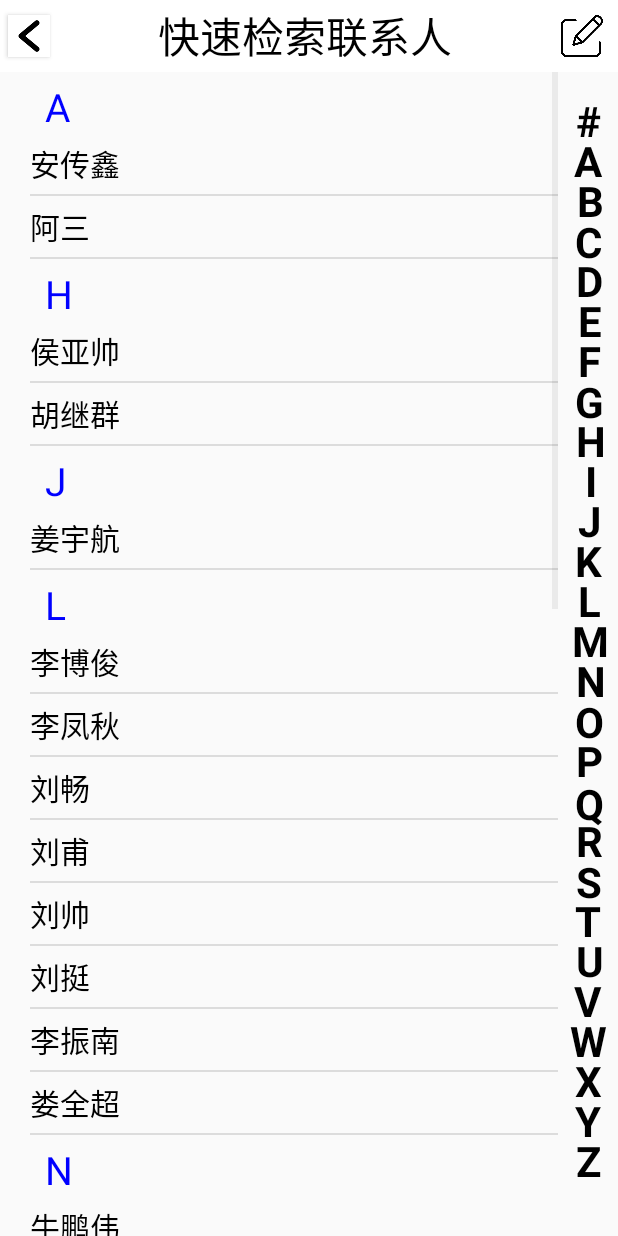
After one commit to SmileAlfred/CustomView, an Android app: the QuickIndexItem screen opened directly, with no data from a screen before it, on a phone screen of 412 x 824 dp. The commit adds this screen. Run offline under Robolectric (Android 15) with nearby library versions, the phone set to English and light mode, and no system bars.

Commit message:
完成自定义 快速索引联系人

```diff
--- a/app/src/main/AndroidManifest.xml
+++ b/app/src/main/AndroidManifest.xml
@@ -16,13 +16,13 @@
                 <category android:name="android.intent.category.LAUNCHER" />
             </intent-filter>
         </activity>
-
         <activity android:name=".YoukuMenu" />
         <activity android:name=".AdvanceItem" />
         <activity android:name=".PopupWindowsItem" />
         <activity android:name=".AutoAttributeItem" />
         <activity android:name=".MyToggleButtonItem" />
         <activity android:name=".MyViewPagerItem" />
+        <activity android:name=".QuickIndexItem"></activity>
     </application>
 
 </manifest>
--- /dev/null
+++ b/app/src/main/java/com/example/customview/IndexView.java
@@ -0,0 +1,168 @@
+package com.example.customview;
+
+import android.content.Context;
+import android.graphics.Canvas;
+import android.graphics.Color;
+import android.graphics.Paint;
+import android.graphics.Rect;
+import android.graphics.Typeface;
+import android.util.AttributeSet;
+import android.view.MotionEvent;
+import android.view.View;
+
+import androidx.annotation.Nullable;
+
+/**
+ * @author LiuSaiSai
+ * @description: 自定义 联系人快速索引 右边栏 快速索引 View
+ * 绘制快速索引的字母步骤：
+ * 1.把26个字母放入数组
+ * 2.在onMeasure计算每条的高itemHeight和宽itemWidth,
+ * 3.在onDraw和wordWidth,wordHeight,wordX,wordY
+ * @date :2020/03/04 11:05
+ */
+public class IndexView extends View {
+
+    /**
+     * 每条 Item 的宽和高
+     */
+    private int itemWidth;
+    private int itemHeight;
+
+    private Paint mPaint;
+
+    private String[] words = {"#", "A", "B", "C", "D", "E", "F", "G", "H", "I",
+            "J", "K", "L", "M", "N", "O", "P", "Q", "R", "S", "T", "U", "V",
+            "W", "X", "Y", "Z"};
+
+    public IndexView(Context context, @Nullable AttributeSet attrs) {
+        super(context, attrs);
+        mPaint = new Paint();
+        mPaint.setColor(Color.BLACK);   //设置颜色
+        mPaint.setAntiAlias(true);      //抗锯齿
+        mPaint.setTypeface(Typeface.DEFAULT_BOLD);  //设置粗体
+        mPaint.setTextSize(42);                     //设置字体大小
+    }
+
+    /**
+     * 测量方法
+     *
+     * @param widthMeasureSpec
+     * @param heightMeasureSpec
+     */
+    @Override
+    protected void onMeasure(int widthMeasureSpec, int heightMeasureSpec) {
+        super.onMeasure(widthMeasureSpec, heightMeasureSpec);
+        itemWidth = getMeasuredWidth();
+        itemHeight = getMeasuredHeight() / words.length;
+    }
+
+    @Override
+    protected void onDraw(Canvas canvas) {
+        super.onDraw(canvas);
+        for (int i = 0; i < words.length; i++) {
+            /**
+             * 当选中某一位置，.onTouchEvent()中，强制绘制本方法；
+             * 当恰好 绘制的 i == touchIndex 时，将其画笔设置为 红色；否则默认还黑色
+             */
+            if (i == touchIndex) {
+                mPaint.setColor(Color.RED);
+            } else {
+                mPaint.setColor(Color.BLACK);
+            }
+            /**
+             * 计算每一个 文字的 大小，以及坐标
+             */
+            String word = words[i];
+
+            /**
+             * 定义一个新矩形，用以 框住 字母，以便计算字母的大小及坐标
+             */
+            Rect rect = new Rect();
+            /**
+             * 画笔：0，1 表示只取一个字母
+             */
+            mPaint.getTextBounds(word, 0, 1, rect);
+            /**
+             * 以矩形 的尺寸 得到字母的 宽高
+             */
+            int wordWidth = rect.width();
+            int wordHeight = rect.height();
+            /**
+             * 计算 得到字母的 坐标 >>> 该座标 是以  举行的 <左下角> 计算的！！
+             */
+            float wordX = itemWidth / 2 - wordWidth / 2;
+            float wordY = itemHeight / 2 + wordHeight / 2 + i * itemHeight;
+
+            canvas.drawText(word, wordX, wordY, mPaint);
+        }
+    }
+
+    /**
+     * 字母的下标位置
+     */
+    private int touchIndex = -1;
+
+    /**
+     * 手指按下文字变色
+     * 1.重写onTouchEvent(),返回true,在down/move的过程中计算
+     * int touchIndex = Y / itemHeight; 强制绘制
+     * <p>
+     * 2.在onDraw()方法对于的下标设置画笔变色
+     * <p>
+     * 3.在up的时候
+     * touchIndex  = -1；
+     * 强制绘制
+     */
+    @Override
+    public boolean onTouchEvent(MotionEvent event) {
+        super.onTouchEvent(event);
+        switch (event.getAction()) {
+            case MotionEvent.ACTION_DOWN:
+            case MotionEvent.ACTION_MOVE:
+                float Y = event.getY();
+                int index = (int) (Y / itemHeight);   // 字母索引
+
+                if (index != touchIndex) {
+                    touchIndex = index;
+                    invalidate();
+                    if (onIndexChangeListener != null && touchIndex < words.length ) {
+                        onIndexChangeListener.onIndexChange(words[touchIndex]);
+                    }
+                }
+
+                break;
+            case MotionEvent.ACTION_UP:
+                touchIndex = -1;
+                invalidate();
+                break;
+        }
+
+        return true;
+    }
+
+    /**
+     * 字母下标 改变的监听器；定义接口，当滑动时，回传所在的 字母
+     */
+    public interface OnIndexChangeListener {
+        /**
+         * 当字母下表 发生改变的 时候 回调
+         *
+         * @param word 字母
+         */
+        void onIndexChange(String word);
+    }
+
+    private OnIndexChangeListener onIndexChangeListener;
+
+    /**
+     * 设置 字母下表索引变化的 监听
+     *
+     * @param onIndexChangeListener
+     */
+    public void setOnIndexChangeListener(OnIndexChangeListener onIndexChangeListener) {
+        this.onIndexChangeListener = onIndexChangeListener;
+    }
+
+
+}
--- a/app/src/main/java/com/example/customview/MainActivity.java
+++ b/app/src/main/java/com/example/customview/MainActivity.java
@@ -23,6 +23,7 @@ public class MainActivity extends AppCompatActivity implements View.OnClickListe
         Button toggleButtonItem = findViewById(R.id.toggle_button_item);
         Button autoAttributeItem = findViewById(R.id.auto_attribute_item);
         Button myViewPagerItem = findViewById(R.id.my_view_pager_item);
+        Button quickIndexItem = findViewById(R.id.quick_index_item);
 
         youkuMenu.setOnClickListener(this);
         viewpagerItem.setOnClickListener(this);
@@ -30,6 +31,7 @@ public class MainActivity extends AppCompatActivity implements View.OnClickListe
         toggleButtonItem.setOnClickListener(this);
         autoAttributeItem.setOnClickListener(this);
         myViewPagerItem.setOnClickListener(this);
+        quickIndexItem.setOnClickListener(this);
     }
 
     @Override
@@ -59,6 +61,10 @@ public class MainActivity extends AppCompatActivity implements View.OnClickListe
                 Intent MyViewPagertemIntent = new Intent(this, MyViewPagerItem.class);
                 startActivity(MyViewPagertemIntent);
                 break;
+            case R.id.quick_index_item:
+                Intent quickIndexIntent = new Intent(this, QuickIndexItem.class);
+                startActivity(quickIndexIntent);
+                break;
             default:
                 break;
         }
--- /dev/null
+++ b/app/src/main/java/com/example/customview/Person4QuickIndex.java
@@ -0,0 +1,40 @@
+package com.example.customview;
+
+/**
+ * @author LiuSaiSai
+ * @description:    通过 设置构造器  当 new person的时候，获取得到 拼音
+ * @date :2020/03/04 15:33
+ */
+public class Person4QuickIndex {
+    public String name;
+    public String pinyin;
+
+    public Person4QuickIndex(String name) {
+        this.name = name;
+        this.pinyin = PinYinUtils.getPinYin(name);
+    }
+
+    public String getName() {
+        return name;
+    }
+
+    public void setName(String name) {
+        this.name = name;
+    }
+
+    public String getPinyin() {
+        return pinyin;
+    }
+
+    public void setPinyin(String pinyin) {
+        this.pinyin = pinyin;
+    }
+
+    @Override
+    public String toString() {
+        return "Person4QuickIndex{" +
+                "name='" + name + '\'' +
+                ", pinyin='" + pinyin + '\'' +
+                '}';
+    }
+}
--- /dev/null
+++ b/app/src/main/java/com/example/customview/PinYinUtils.java
@@ -0,0 +1,58 @@
+package com.example.customview;
+
+import net.sourceforge.pinyin4j.PinyinHelper;
+import net.sourceforge.pinyin4j.format.HanyuPinyinCaseType;
+import net.sourceforge.pinyin4j.format.HanyuPinyinOutputFormat;
+import net.sourceforge.pinyin4j.format.HanyuPinyinToneType;
+import net.sourceforge.pinyin4j.format.exception.BadHanyuPinyinOutputFormatCombination;
+
+/**
+ * @author LiuSaiSai
+ * @description: 把汉字转换成拼音
+ * @date :2020/03/04 15:28
+ */
+
+public class PinYinUtils {
+    /**
+     * 得到指定汉字的拼音
+     * 注意:不应该被频繁调用，它消耗一定内存
+     *
+     * @param hanzi
+     * @return
+     */
+    public static String getPinYin(String hanzi) {
+        String pinyin = "";
+
+        HanyuPinyinOutputFormat format = new HanyuPinyinOutputFormat();//控制转换是否大小写，是否带音标
+        format.setCaseType(HanyuPinyinCaseType.UPPERCASE);//大写
+        format.setToneType(HanyuPinyinToneType.WITHOUT_TONE);
+
+        //由于不能直接对多个汉字转换，只能对单个汉字转换
+        char[] arr = hanzi.toCharArray();
+        for (int i = 0; i < arr.length; i++) {
+            if (Character.isWhitespace(arr[i])) continue;//如果是空格，则不处理，进行下次遍历
+
+            //汉字是2个字节存储，肯定大于127，所以大于127就可以当为汉字转换
+            if (arr[i] > 127) {
+                try {
+                    //由于多音字的存在，单 dan shan
+                    String[] pinyinArr = PinyinHelper.toHanyuPinyinStringArray(arr[i], format);
+
+                    if (pinyinArr != null) {
+                        pinyin += pinyinArr[0];
+                    } else {
+                        pinyin += arr[i];
+                    }
+                } catch (BadHanyuPinyinOutputFormatCombination e) {
+                    e.printStackTrace();
+                    //不是正确的汉字
+                    pinyin += arr[i];
+                }
+            } else {
+                //不是汉字，
+                pinyin += arr[i];
+            }
+        }
+        return pinyin;
+    }
+}
--- /dev/null
+++ b/app/src/main/java/com/example/customview/QuickIndexItem.java
@@ -0,0 +1,218 @@
+package com.example.customview;
+
+import androidx.appcompat.app.AppCompatActivity;
+
+import android.app.Person;
+import android.os.Bundle;
+import android.os.Handler;
+import android.view.View;
+import android.view.ViewGroup;
+import android.widget.BaseAdapter;
+import android.widget.ListView;
+import android.widget.TextView;
+
+import java.util.ArrayList;
+import java.util.Collections;
+import java.util.Comparator;
+import java.util.List;
+
+/**
+ * @author LiuSaiSai
+ * @description: 注意 ListView 中 .setSelection(int position) 方法；传入的position 是其 item 从头数的个数。
+ * @date :2020/03/04 11:05
+ */
+public class QuickIndexItem extends AppCompatActivity {
+
+    private ListView mListView;
+    private TextView mTextView;
+    private IndexView mIndexView;
+    /**
+     * 延时操作都是使用的 handler；并且 如果handler 运行在 主线程，那么延时操作也运行在 主线程
+     */
+    private Handler mHandler = new Handler();
+    /**
+     * 联系人 集合
+     */
+    private List<Person4QuickIndex> persons;
+
+    private IndexAdapter adapter;
+
+    private ViewHolder mViewHolder;
+
+    @Override
+    protected void onCreate(Bundle savedInstanceState) {
+        super.onCreate(savedInstanceState);
+        setContentView(R.layout.activity_quick_index_item);
+
+        TextView titleQuickIndex = findViewById(R.id.title_text_view);
+        titleQuickIndex.setText("快速检索联系人");
+
+        mListView = findViewById(R.id.list_view_quick_index);
+        mTextView = findViewById(R.id.word_text_view_quick_index);
+        mIndexView = findViewById(R.id.words_index_view);
+
+        /**
+         * 设置监听字母下标 索引的变化
+         */
+        mIndexView.setOnIndexChangeListener(new MyOnIndexChangeListener());
+
+        /**
+         * 准备数据
+         */
+        initData();
+
+        /**
+         * 设置适配器
+         */
+        adapter = new IndexAdapter();
+        mListView.setAdapter(adapter);
+    }
+
+    class IndexAdapter extends BaseAdapter {
+        @Override
+        public int getCount() {
+            return persons.size();
+        }
+
+        @Override
+        public Object getItem(int position) {
+            return null;
+        }
+
+        @Override
+        public long getItemId(int position) {
+            return 0;
+        }
+
+        @Override
+        public View getView(int position, View convertView, ViewGroup parent) {
+            if (convertView == null) {
+                convertView = View.inflate(QuickIndexItem.this, R.layout.activity_person_item_quick_index, null);
+
+                mViewHolder = new ViewHolder();
+                mViewHolder.wordText = convertView.findViewById(R.id.word_text_view_Item);
+                mViewHolder.nameText = convertView.findViewById(R.id.name_text_view_Item);
+                convertView.setTag(mViewHolder);
+            } else {
+                mViewHolder = (ViewHolder) convertView.getTag();
+            }
+
+            String word = persons.get(position).getPinyin().substring(0, 1);
+            String name = persons.get(position).getName();
+            mViewHolder.wordText.setText(word);
+            mViewHolder.nameText.setText(name);
+
+            if (position == 0) {
+                mViewHolder.wordText.setVisibility(View.VISIBLE);
+            } else {
+                /**
+                 * 得到前一个位置对应的字母，如果当前的字母和上一个相同，隐藏；否则就显示
+                 */
+                String preWord = persons.get(position - 1).getPinyin().substring(0, 1);
+                if (word.equals(preWord)) {
+                    mViewHolder.wordText.setVisibility(View.GONE);
+                } else {
+                    mViewHolder.wordText.setVisibility(View.VISIBLE);
+                }
+            }
+            return convertView;
+        }
+    }
+
+    static class ViewHolder {
+        TextView wordText;
+        TextView nameText;
+    }
+
+    class MyOnIndexChangeListener implements IndexView.OnIndexChangeListener {
+
+        /**
+         * 返回的是 # ~ Z 的字母
+         *
+         * @param word 字母
+         */
+        @Override
+        public void onIndexChange(String word) {
+            upDateWord(word);
+            upDateListView(word);
+
+        }
+    }
+
+    private void upDateWord(String word) {
+        mTextView.setVisibility(View.VISIBLE);
+        mTextView.setText(word);
+
+        mHandler.postDelayed(new Runnable() {
+            @Override
+            public void run() {// 是在 主线程中进行的
+                mTextView.setVisibility(View.GONE);
+            }
+        }, 2000);
+    }
+
+    private void upDateListView(String word) {
+        for (int i = 0; i < persons.size(); i++) {
+            String listWord = persons.get(i).getPinyin().substring(0,1);
+            if (word.equals(listWord)) {
+                mListView.setSelection(i);  //注意这个 .setSelection() ;
+                return;
+            }
+        }
+    }
+
+
+    /**
+     * 初始化 人名
+     */
+    private void initData() {
+        persons = new ArrayList<>();
+        persons.add(new Person4QuickIndex("张晓飞"));
+        persons.add(new Person4QuickIndex("杨光福"));
+        persons.add(new Person4QuickIndex("胡继群"));
+        persons.add(new Person4QuickIndex("刘畅"));
+
+        persons.add(new Person4QuickIndex("钟泽兴"));
+        persons.add(new Person4QuickIndex("尹革新"));
+        persons.add(new Person4QuickIndex("安传鑫"));
+        persons.add(new Person4QuickIndex("张骞壬"));
+
+        persons.add(new Person4QuickIndex("温松"));
+        persons.add(new Person4QuickIndex("李凤秋"));
+        persons.add(new Person4QuickIndex("刘甫"));
+        persons.add(new Person4QuickIndex("娄全超"));
+        persons.add(new Person4QuickIndex("张猛"));
+
+        persons.add(new Person4QuickIndex("王英杰"));
+        persons.add(new Person4QuickIndex("李振南"));
+        persons.add(new Person4QuickIndex("孙仁政"));
+        persons.add(new Person4QuickIndex("唐春雷"));
+        persons.add(new Person4QuickIndex("牛鹏伟"));
+        persons.add(new Person4QuickIndex("姜宇航"));
+
+        persons.add(new Person4QuickIndex("刘挺"));
+        persons.add(new Person4QuickIndex("张洪瑞"));
+        persons.add(new Person4QuickIndex("张建忠"));
+        persons.add(new Person4QuickIndex("侯亚帅"));
+        persons.add(new Person4QuickIndex("刘帅"));
+
+        persons.add(new Person4QuickIndex("乔竞飞"));
+        persons.add(new Person4QuickIndex("徐雨健"));
+        persons.add(new Person4QuickIndex("吴亮"));
+        persons.add(new Person4QuickIndex("王兆霖"));
+
+        persons.add(new Person4QuickIndex("阿三"));
+        persons.add(new Person4QuickIndex("李博俊"));
+
+
+        //排序
+        Collections.sort(persons, new Comparator<Person4QuickIndex>() {
+            @Override
+            public int compare(Person4QuickIndex lhs, Person4QuickIndex rhs) {
+                return lhs.getPinyin().compareTo(rhs.getPinyin());
+            }
+        });
+
+    }
+
+}
--- a/app/src/main/res/layout/activity_main.xml
+++ b/app/src/main/res/layout/activity_main.xml
@@ -68,6 +68,15 @@
               android:gravity="left|center_vertical"
               android:paddingLeft="50dp"
               android:text="自定义 仿ViewPager" />
+
+          <Button
+              android:id="@+id/quick_index_item"
+              android:layout_width="match_parent"
+              android:layout_height="wrap_content"
+              android:background="#fff"
+              android:gravity="left|center_vertical"
+              android:paddingLeft="50dp"
+              android:text="自定义 联系人快速索引" />
       </LinearLayout>
 
     </ScrollView>
--- /dev/null
+++ b/app/src/main/res/layout/activity_person_item_quick_index.xml
@@ -0,0 +1,29 @@
+<?xml version="1.0" encoding="utf-8"?>
+<LinearLayout xmlns:android="http://schemas.android.com/apk/res/android"
+    android:layout_width="match_parent"
+    android:layout_height="wrap_content"
+    android:orientation="vertical">
+
+    <TextView
+        android:layout_width="match_parent"
+        android:layout_height="wrap_content"
+        android:id="@+id/word_text_view_Item"
+        android:paddingLeft="10dp"
+        android:paddingTop="5dp"
+        android:text="M"
+        android:textColor="#0000FF"
+        android:textSize="26sp" />
+
+
+    <TextView
+        android:id="@+id/name_text_view_Item"
+        android:layout_width="match_parent"
+        android:layout_height="wrap_content"
+        android:layout_marginTop="5dp"
+        android:layout_marginBottom="5dp"
+        android:text="马超"
+        android:textColor="#000"
+        android:textSize="20sp" />
+
+
+</LinearLayout>
--- /dev/null
+++ b/app/src/main/res/layout/activity_quick_index_item.xml
@@ -0,0 +1,44 @@
+<?xml version="1.0" encoding="utf-8"?>
+<RelativeLayout xmlns:android="http://schemas.android.com/apk/res/android"
+    android:layout_width="match_parent"
+    android:layout_height="match_parent">
+
+    <com.example.customview.TitleLayout
+        android:id="@+id/title_quick_index_item"
+        android:layout_width="match_parent"
+        android:layout_height="wrap_content" />
+
+    <com.example.customview.IndexView
+        android:id="@+id/words_index_view"
+        android:layout_width="40dp"
+        android:layout_height="match_parent"
+        android:layout_below="@id/title_quick_index_item"
+        android:layout_alignParentRight="true"
+        android:layout_marginTop="20dp"
+        android:layout_marginBottom="20dp" />
+
+    <ListView
+        android:id="@+id/list_view_quick_index"
+        android:layout_width="match_parent"
+        android:layout_marginLeft="20dp"
+        android:layout_height="match_parent"
+        android:layout_below="@+id/title_quick_index_item"
+        android:layout_marginRight="40dp" />
+
+    <TextView
+        android:id="@+id/word_text_view_quick_index"
+        android:layout_width="50dp"
+        android:layout_height="50dp"
+        android:layout_below="@+id/title_quick_index_item"
+        android:layout_alignRight="@+id/list_view_quick_index"
+        android:layout_marginTop="20dp"
+        android:layout_marginRight="10dp"
+        android:background="@android:color/holo_blue_dark"
+        android:gravity="center"
+        android:text="A"
+        android:textColor="@android:color/white"
+        android:textSize="40sp"
+        android:visibility="gone" />
+
+
+</RelativeLayout>
```
Also changed, not shown: app/libs/pinyin4j-2.5.0.jar (added).
